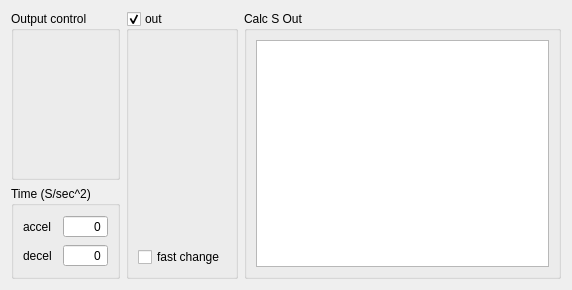
Qt form widget/wlspindlewidget.ui (WladimirN/wlmill-beta-wn) before a commit.
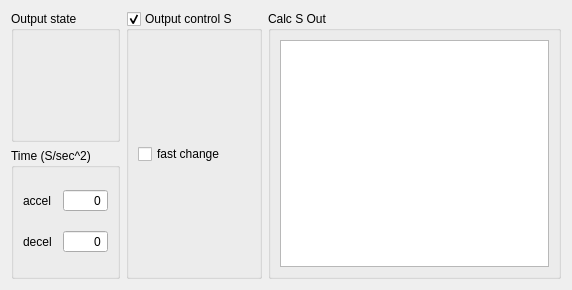
The same form after that commit. Custom widgets are drawn as their Qt base class.

What changed in the file:
```diff
--- a/widget/wlspindlewidget.ui
+++ b/widget/wlspindlewidget.ui
@@ -17,27 +17,20 @@
    <item row="0" column="1">
     <widget class="QGroupBox" name="groupBox_12">
      <property name="title">
-      <string>Output control</string>
+      <string>Output state</string>
      </property>
      <layout class="QGridLayout" name="gridLayout_19">
-      <item row="1" column="0">
-       <widget class="WLEditIOWidget" name="editOutENBSpindle" native="true"/>
-      </item>
       <item row="0" column="0">
-       <widget class="WLEditIOWidget" name="editOutRUNSpindle" native="true"/>
+       <widget class="WLEditIOWidget" name="editOutRUN" native="true"/>
       </item>
       <item row="2" column="0">
-       <spacer name="verticalSpacer_2">
-        <property name="orientation">
-         <enum>Qt::Vertical</enum>
-        </property>
-        <property name="sizeHint" stdset="0">
-         <size>
-          <width>20</width>
-          <height>40</height>
-         </size>
-        </property>
-       </spacer>
+       <widget class="WLEditIOWidget" name="editOutFW" native="true"/>
+      </item>
+      <item row="1" column="0">
+       <widget class="WLEditIOWidget" name="editOutENB" native="true"/>
+      </item>
+      <item row="3" column="0">
+       <widget class="WLEditIOWidget" name="editOutRE" native="true"/>
       </item>
      </layout>
     </widget>
@@ -106,31 +99,31 @@
    <item row="0" column="3" rowspan="2">
     <widget class="QGroupBox" name="gbSOut">
      <property name="title">
-      <string>out</string>
+      <string>Output control S</string>
      </property>
      <property name="checkable">
       <bool>true</bool>
      </property>
      <layout class="QGridLayout" name="gridLayout_8">
+      <item row="0" column="0">
+       <widget class="WLEditIOWidget" name="editOutSOUT" native="true"/>
+      </item>
+      <item row="1" column="0">
+       <widget class="WLEditIOWidget" name="editOutSPWM" native="true"/>
+      </item>
       <item row="4" column="0">
+       <widget class="WLEditIOWidget" name="editOutSAxis" native="true"/>
+      </item>
+      <item row="3" column="0">
+       <widget class="WLEditIOWidget" name="editOutSAOUT" native="true"/>
+      </item>
+      <item row="2" column="0">
        <widget class="QCheckBox" name="cbFastChangeSOut">
         <property name="text">
          <string>fast change</string>
         </property>
        </widget>
       </item>
-      <item row="2" column="0">
-       <widget class="WLEditIOWidget" name="editOutSAOUT" native="true"/>
-      </item>
-      <item row="1" column="0">
-       <widget class="WLEditIOWidget" name="editOutSPWM" native="true"/>
-      </item>
-      <item row="0" column="0">
-       <widget class="WLEditIOWidget" name="editOutSOUT" native="true"/>
-      </item>
-      <item row="3" column="0">
-       <widget class="WLEditIOWidget" name="editOutSAxis" native="true"/>
-      </item>
      </layout>
     </widget>
    </item>
```
